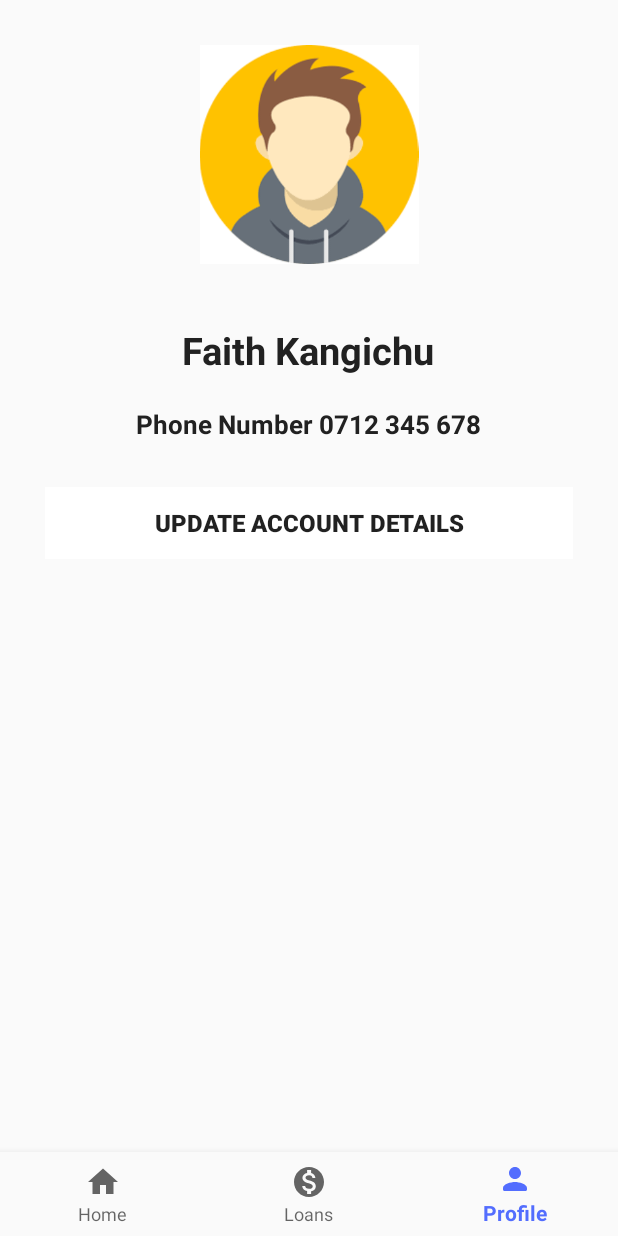
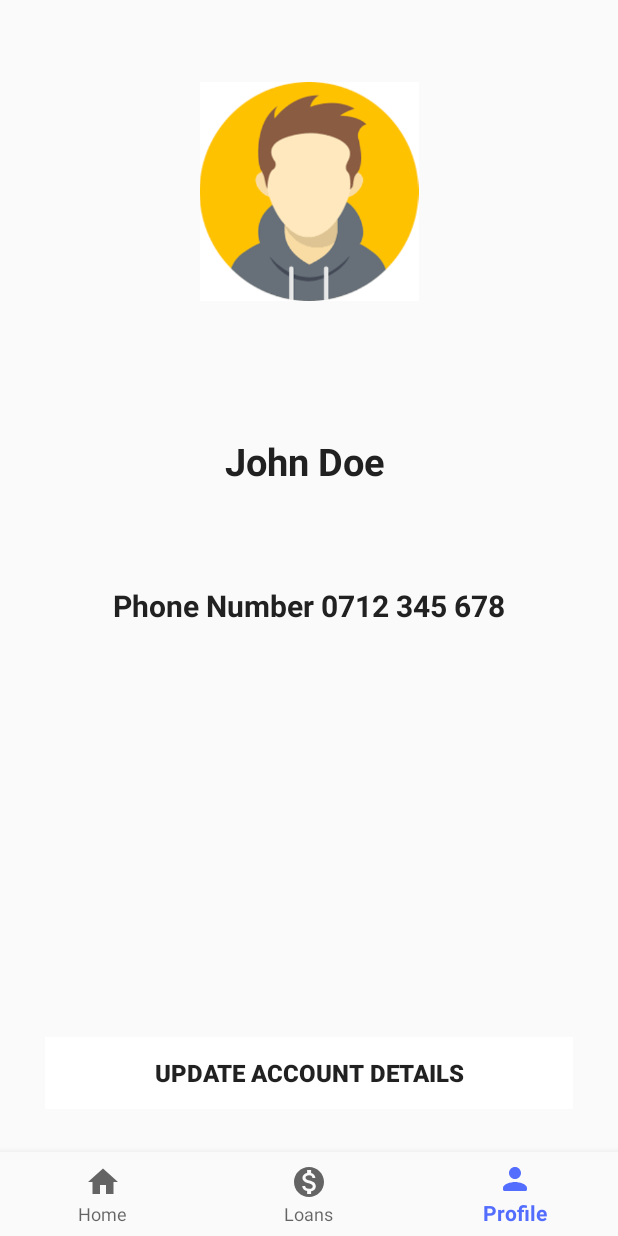
Before and after one commit to fkangichu/Application, an Android app: the AccountFragment screen opened through its navigation route, on a phone screen of 412 x 824 dp. Run offline under Robolectric (Android 15) with nearby library versions, the phone set to English and light mode, and no system bars; our stand-ins replace Firebase (no records; nobody signed in at launch, a user with empty details on screens opened directly), navigation-ui; libraries missing offline, so code that uses them is left out: com.github.mikephil.charting; 29 statements that could not run were skipped.

Commit message:
Before things go wrong

```diff
--- a/app/src/main/java/com/example/hackathon/DatabaseHelper.java
+++ b/app/src/main/java/com/example/hackathon/DatabaseHelper.java
@@ -56,4 +56,11 @@ public class DatabaseHelper extends SQLiteOpenHelper {
         Cursor data = db.rawQuery(bodyQuery, null);
         return data;
     }
+
+    public void deleteData() {
+        SQLiteDatabase db = this.getReadableDatabase();
+        //String delete_query = "DELETE FROM transactionsData WHERE 1";
+        //db.rawQuery(delete_query, null);
+        db.delete(TABLE_NAME, "1 = 1", null);
+    }
 }
--- a/app/src/main/java/com/example/hackathon/Home.java
+++ b/app/src/main/java/com/example/hackathon/Home.java
@@ -50,6 +50,7 @@ public class Home extends AppCompatActivity {
         try {
             Uri uri = Uri.parse(SMS_URI_INBOX);
             String[] projection = new String[] { "_id", "address", "person", "body", "date", "type" };
+            databaseHelper.deleteData();
             Cursor cur = getContentResolver().query(uri, projection, "address='MPESA'", null, "date desc");
 
             if (cur.moveToFirst()) {
--- a/app/src/main/java/com/example/hackathon/ui/home/HomeFragment.java
+++ b/app/src/main/java/com/example/hackathon/ui/home/HomeFragment.java
@@ -290,7 +290,10 @@ public class HomeFragment extends Fragment {
                 else {
                     ArrayList<PieEntry> pieEntries = new ArrayList<>();
 
-                    float[] transactionOverview = {incomeResult.get(monthSelected), expenseResult.get(monthSelected)};
+                    float[] transactionOverview = {
+                            incomeResult.get(monthSelected) != null ? incomeResult.get(monthSelected) : 0,
+                            expenseResult.get(monthSelected) != null ? expenseResult.get(monthSelected) : 0
+                    };
 
                     pieEntries.add(new PieEntry(transactionOverview[0], "Income"));
                     pieEntries.add(new PieEntry(transactionOverview[1], "Expenses"));
@@ -321,19 +324,25 @@ public class HomeFragment extends Fragment {
                     public void onValueSelected(Entry e, Highlight h) {
                         PieEntry pe = (PieEntry) e;
 
-
+                        float receivedCashWithoutNull = receivedCashResult.get(monthSelected) != null ? receivedCashResult.get(monthSelected) : 0;
+                        float depositedCashWithoutNull = depositedCashResult.get(monthSelected) != null ? depositedCashResult.get(monthSelected) : 0;
+                        float airtimeWithoutNull = airtimeResult.get(monthSelected) != null ? airtimeResult.get(monthSelected) : 0;
+                        float sentCashWithoutNull = sendMoneyResult.get(monthSelected) != null ? sendMoneyResult.get(monthSelected) : 0;
+                        float withdrawnCashWithoutNull = withdrawResult.get(monthSelected) != null ? withdrawResult.get(monthSelected) : 0;
+                        float paybillWithoutNull = paybillResult.get(monthSelected) != null ? paybillResult.get(monthSelected) : 0;
+                        float buyGoodsAndServicesWithoutNull = buyGoodsAndServicesResult.get(monthSelected) != null ? buyGoodsAndServicesResult.get(monthSelected) : 0;
 
                         String[] incomeItems = {
-                                "Received Cash KSH " + receivedCashResult.get(monthSelected),
-                                "Deposited Cash KSH " + depositedCashResult.get(monthSelected)
+                                "Received Cash KSH " + receivedCashWithoutNull,
+                                "Deposited Cash KSH " + depositedCashWithoutNull
                         };
 
                         String[] expenseItems = {
-                                "Airtime KSH " + airtimeResult.get(monthSelected),
-                                "Sent Money KSH " + sendMoneyResult.get(monthSelected),
-                                "Withdrawn Cash KSH " + withdrawResult.get(monthSelected),
-                                "PayBill KSH " + paybillResult.get(monthSelected),
-                                "Buy Goods and Services KSH " + buyGoodsAndServicesResult.get(monthSelected)
+                                "Airtime KSH " + airtimeWithoutNull,
+                                "Sent Money KSH " + sentCashWithoutNull,
+                                "Withdrawn Cash KSH " + withdrawnCashWithoutNull,
+                                "PayBill KSH " + paybillWithoutNull,
+                                "Buy Goods and Services KSH " + buyGoodsAndServicesWithoutNull
                         };
 
                         AlertDialog.Builder builder = new AlertDialog.Builder(getActivity());
@@ -371,7 +380,7 @@ public class HomeFragment extends Fragment {
 
     private void getMessage() {
         Cursor data = databaseHelper.getData();
-
+        int itr_index = 0;
         while (data.moveToNext()) {
             String messageBody = data.getString(1);
             String date = data.getString(2);
@@ -400,7 +409,7 @@ public class HomeFragment extends Fragment {
                 Float airtimeExpenseF = Float.parseFloat(airtimeExpense);
 //                Log.i(TAG, "Airtime: " + airtimeExpense);
                 expense_airtime.put(date, airtimeExpenseF);
-                expense.put(date, airtimeExpenseF);
+                expense.put(date.concat("."+itr_index), airtimeExpenseF);
             }
 
             else if (messageBody.contains("sent to") && messageBody.contains("for account")) {
@@ -409,7 +418,7 @@ public class HomeFragment extends Fragment {
                 Float payBillF = Float.parseFloat(payBill);
 //                Log.i(TAG, "Paybill: " + payBill);
                 expense_payBill.put(date, payBillF);
-                expense.put(date, payBillF);
+                expense.put(date.concat("."+itr_index), payBillF);
             }
 
             else if (messageBody.contains("sent to") && !messageBody.contains("for account")) {
@@ -418,7 +427,7 @@ public class HomeFragment extends Fragment {
                 Float sendMoneyF = Float.parseFloat(sendMoney);
 //                Log.i(TAG, "Send money: "+ sendMoney);
                 expense_sendMoney.put(date, sendMoneyF);
-                expense.put(date, sendMoneyF);
+                expense.put(date.concat("."+itr_index), sendMoneyF);
             }
 
             else if (messageBody.contains("Withdraw")) {
@@ -427,7 +436,7 @@ public class HomeFragment extends Fragment {
                 Float withdrawExpenseF = Float.parseFloat(withdrawExpense);
 //                Log.i(TAG, "Withdraw: " + withdrawExpense);
                 expense_withdraw.put(date, withdrawExpenseF);
-                expense.put(date, withdrawExpenseF);
+                expense.put(date.concat("."+itr_index), withdrawExpenseF);
             }
 
             else if (messageBody.contains("paid")) {
@@ -436,8 +445,9 @@ public class HomeFragment extends Fragment {
                 Float buyGoodsAndServicesF = Float.parseFloat(buyGoodsAndServices);
 //                Log.i(TAG, "Buy goods and services: " + buyGoodsAndServices);
                 expense_buyGoodsAndServices.put(date, buyGoodsAndServicesF);
-                expense.put(date, buyGoodsAndServicesF);
+                expense.put(date.concat("."+itr_index), buyGoodsAndServicesF);
             }
+            itr_index++;
         }
 
         for (Map.Entry<String, Float> incomeEntry  : income.entrySet()) {
@@ -448,6 +458,7 @@ public class HomeFragment extends Fragment {
         }
 
         for (Map.Entry<String, Float> expenseEntry  : expense.entrySet()) {
+//            Log.i(TAG, "getMessage: " + expenseEntry.getKey());
             String key = expenseEntry.getKey().split("-")[0] + "/" + expenseEntry.getKey().split("-")[1];
             Float value = expenseEntry.getValue();
             Float oldValue = expenseResult.get(key) != null ? expenseResult.get(key) : 0;
--- a/app/src/main/res/layout/fragment_account.xml
+++ b/app/src/main/res/layout/fragment_account.xml
@@ -1,64 +1,73 @@
 <?xml version="1.0" encoding="utf-8"?>
-<ScrollView xmlns:android="http://schemas.android.com/apk/res/android"
+<androidx.constraintlayout.widget.ConstraintLayout xmlns:android="http://schemas.android.com/apk/res/android"
     xmlns:app="http://schemas.android.com/apk/res-auto"
     xmlns:tools="http://schemas.android.com/tools"
     android:layout_width="match_parent"
     android:layout_height="match_parent"
     tools:context=".ui.account.AccountFragment">
 
-    <LinearLayout
-        android:layout_width="match_parent"
-        android:layout_height="wrap_content"
-        android:gravity="center_horizontal"
-        android:layout_marginTop="10dp"
-        android:orientation="vertical">
-
     <ImageView
         android:id="@+id/profile"
         android:layout_width="157dp"
         android:layout_height="146dp"
         android:layout_marginStart="93dp"
-            android:layout_marginTop="20dp"
         android:layout_marginEnd="93dp"
-            android:layout_marginBottom="40dp"
         android:src="@drawable/account"
-            app:layout_constraintBottom_toTopOf="@+id/textView"
+        app:layout_constraintBottom_toTopOf="@+id/name"
         app:layout_constraintEnd_toEndOf="parent"
         app:layout_constraintStart_toStartOf="parent"
         app:layout_constraintTop_toTopOf="parent" />
 
     <TextView
         android:id="@+id/name"
-            android:layout_width="wrap_content"
-            android:layout_height="wrap_content"
-            android:text="Faith Kangichu"
+        android:layout_width="112dp"
+        android:layout_height="40dp"
+        android:layout_marginStart="149dp"
+        android:layout_marginTop="35dp"
+        android:layout_marginEnd="150dp"
+        android:layout_marginBottom="5dp"
+        android:text="John Doe"
         android:textColor="@color/colorTextPrimary"
         android:textSize="25sp"
-            android:textStyle="bold"/>
+        android:textStyle="bold"
+        app:layout_constraintBottom_toTopOf="@+id/welcome_text"
+        app:layout_constraintEnd_toEndOf="parent"
+        app:layout_constraintStart_toStartOf="parent"
+        app:layout_constraintTop_toBottomOf="@+id/profile" />
 
     <TextView
         android:id="@+id/welcome_text"
-            android:layout_marginTop="20dp"
         android:layout_width="wrap_content"
         android:layout_height="wrap_content"
+        android:layout_marginStart="93dp"
+        android:layout_marginEnd="93dp"
+        android:layout_marginBottom="190dp"
         android:text="@string/phone_number"
         android:textColor="@color/colorTextPrimary"
-            android:textSize="17sp"
-            android:textStyle="bold"/>
+        android:textSize="20sp"
+        android:textStyle="bold"
+        app:layout_constraintBottom_toTopOf="@+id/buttonSignUp"
+        app:layout_constraintEnd_toEndOf="parent"
+        app:layout_constraintStart_toStartOf="parent"
+        app:layout_constraintTop_toBottomOf="@+id/name" />
 
     <Button
+        android:id="@+id/buttonSignUp"
+        style="?android:attr/borderlessButtonStyle"
         android:layout_width="match_parent"
         android:layout_height="wrap_content"
-            android:id="@+id/buttonSignUp"
-            android:layout_marginTop="10dp"
         android:layout_margin="30dp"
+        android:layout_marginTop="243dp"
+        android:layout_marginEnd="30dp"
+        android:layout_marginBottom="10dp"
         android:background="@color/colorWhite"
         android:text="Update Account Details"
         android:textSize="16sp"
         android:textStyle="bold"
-            style="?android:attr/borderlessButtonStyle"/>
+        app:layout_constraintBottom_toBottomOf="parent"
+        app:layout_constraintEnd_toEndOf="parent"
+        app:layout_constraintHorizontal_bias="1.0"
+        app:layout_constraintStart_toStartOf="parent"
+        app:layout_constraintTop_toBottomOf="@+id/welcome_text" />
 
-    </LinearLayout>
-
-
-</ScrollView>
+</androidx.constraintlayout.widget.ConstraintLayout>
--- a/app/src/main/res/layout/fragment_home.xml
+++ b/app/src/main/res/layout/fragment_home.xml
@@ -97,8 +97,8 @@
         <com.github.mikephil.charting.charts.PieChart
             android:layout_marginTop="40dp"
             android:id="@+id/mpesaTransactions"
-            android:layout_width="400dp"
-            android:layout_height="400dp" />
+            android:layout_width="390dp"
+            android:layout_height="390dp" />
 
     </LinearLayout>
 
--- a/app/src/main/res/layout/fragment_loans.xml
+++ b/app/src/main/res/layout/fragment_loans.xml
@@ -37,7 +37,7 @@
             android:layout_width="match_parent"
             android:layout_height="match_parent"
             android:gravity="center_horizontal"
-            android:visibility="invisible"
+            android:visibility="visible"
             android:orientation="vertical">
 
             <TextView
```
Lines whose indentation alone changed are shown as unchanged.
